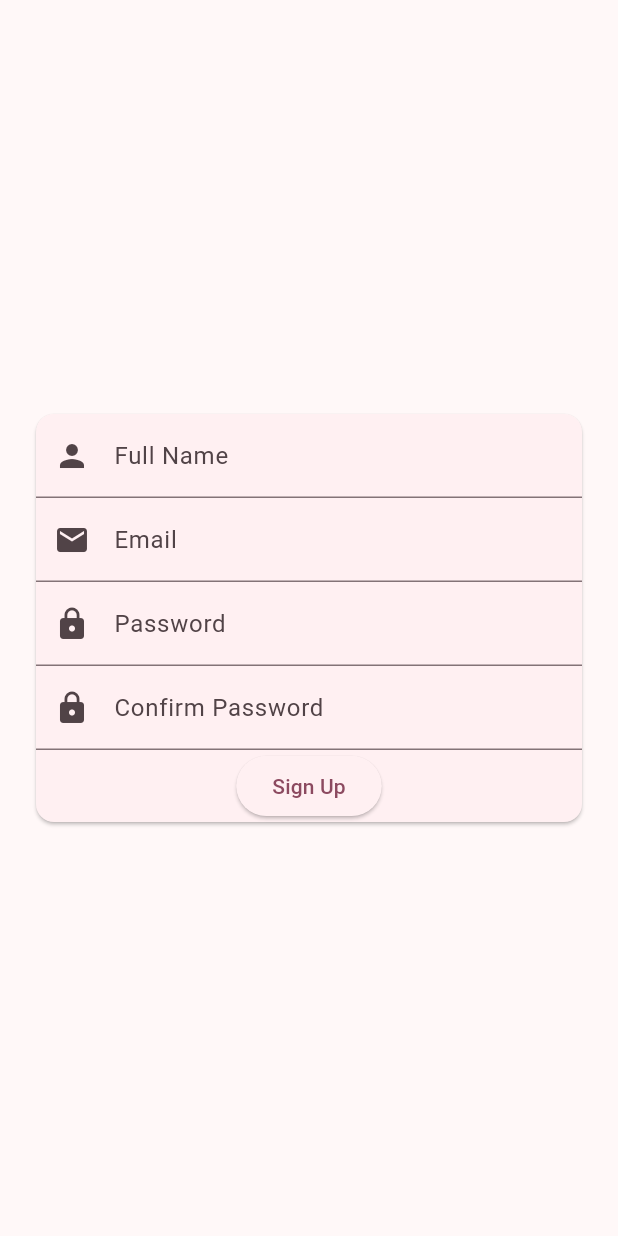
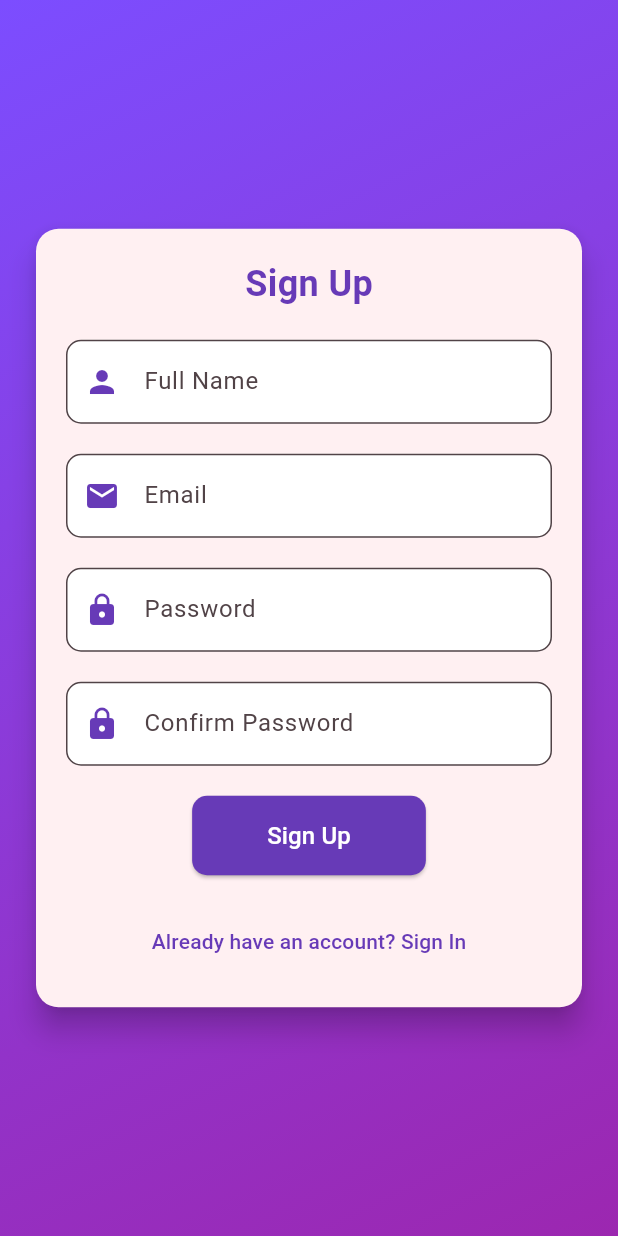
Before and after one commit to AfraKizar08/Vocal-App, a Flutter app: the SignupPage screen opened directly, on a phone screen of 412 x 824 dp. Run offline on Flutter 3.47's test engine with Material 3 defaults, Android fonts, the phone set to English and light mode, and no system bars; our stand-ins replace audioplayers, file_picker, firebase_auth, firebase_core, flutter_riverpod; accounts and stored records are empty; network calls fail.

```diff
--- a/lib/main.dart
+++ b/lib/main.dart
@@ -4,7 +4,7 @@ import 'pages/profile_page.dart';
 import 'pages/search_page.dart';
 import 'pages/upload_page.dart';
 import 'pages/playlist_page.dart';
-import 'pages/login_page.dart'; // Import the login page
+import 'pages/signup_page.dart'; // Import the login page
 import 'package:firebase_core/firebase_core.dart';
 
 void main() async {
@@ -35,7 +35,7 @@ class VocalsOnlyMusicApp extends StatelessWidget {
           foregroundColor: Colors.white,
         ),
       ),
-      home: LoginPage(), // Set the login page as the initial screen
+      home: SignupPage(), // Set the login page as the initial screen
       debugShowCheckedModeBanner: false,
     );
   }
--- a/lib/pages/signup_page.dart
+++ b/lib/pages/signup_page.dart
@@ -1,73 +1,151 @@
+import 'package:flutter/material.dart';
 import 'package:firebase_auth/firebase_auth.dart';
-import 'package:flutter/material.dart';
-import '../main.dart';
+import 'login_page.dart'; // Import LoginPage
+import '../main.dart'; // Import MainScreen for navigation after signup
 
 class SignupPage extends StatelessWidget {
-  final TextEditingController nameController = TextEditingController();
-  final TextEditingController emailController = TextEditingController();
-  final TextEditingController passwordController = TextEditingController();
-  final TextEditingController confirmPasswordController = TextEditingController();
+  const SignupPage({Key? key}) : super(key: key);
 
   @override
   Widget build(BuildContext context) {
-    return Scaffold(
-      body: Center(
-        child: Padding(
-          padding: const EdgeInsets.all(20.0),
-          child: Card(
-            child: Column(
-              mainAxisSize: MainAxisSize.min,
-              children: [
-                _buildTextField(
-                  label: 'Full Name',
-                  controller: nameController,
-                  icon: Icons.person,
-                  obscureText: false,
+    final fullNameController = TextEditingController();
+    final emailController = TextEditingController();
+    final passwordController = TextEditingController();
+    final confirmPasswordController = TextEditingController();
+
+    void signUp() async {
+      if (passwordController.text != confirmPasswordController.text) {
+        showDialog(
+          context: context,
+          builder: (context) => AlertDialog(
+            title: const Text('Error'),
+            content: const Text('Passwords do not match.'),
+            actions: [
+              TextButton(
+                onPressed: () => Navigator.pop(context),
+                child: const Text('OK'),
               ),
-                _buildTextField(
-                  label: 'Email',
-                  controller: emailController,
-                  icon: Icons.email,
-                  obscureText: false,
+            ],
           ),
-                _buildTextField(
-                  label: 'Password',
-                  controller: passwordController,
-                  icon: Icons.lock,
-                  obscureText: true,
-                ),
-                _buildTextField(
-                  label: 'Confirm Password',
-                  controller: confirmPasswordController,
-                  icon: Icons.lock,
-                  obscureText: true,
-                ),
-                ElevatedButton(
-                  onPressed: () async {
-                    if (passwordController.text != confirmPasswordController.text) {
-                      ScaffoldMessenger.of(context).showSnackBar(
-                        SnackBar(content: Text('Passwords do not match')),
         );
         return;
       }
+
       try {
         await FirebaseAuth.instance.createUserWithEmailAndPassword(
-                        email: emailController.text,
-                        password: passwordController.text,
+          email: emailController.text.trim(),
+          password: passwordController.text.trim(),
         );
         Navigator.pushReplacement(
           context,
           MaterialPageRoute(builder: (context) => const MainScreen()),
         );
       } catch (e) {
-                      ScaffoldMessenger.of(context).showSnackBar(SnackBar(
-                        content: Text('Signup failed: $e'),
-                      ));
-                    }
-                  },
-                  child: const Text('Sign Up'),
+        showDialog(
+          context: context,
+          builder: (context) => AlertDialog(
+            title: const Text('Signup Error'),
+            content: Text(e.toString()),
+            actions: [
+              TextButton(
+                onPressed: () => Navigator.pop(context),
+                child: const Text('OK'),
               ),
             ],
+          ),
+        );
+      }
+    }
+
+    return Scaffold(
+      body: Container(
+        decoration: BoxDecoration(
+          gradient: LinearGradient(
+            colors: [Colors.deepPurpleAccent, Colors.purple],
+            begin: Alignment.topLeft,
+            end: Alignment.bottomRight,
+          ),
+        ),
+        child: Center(
+          child: SingleChildScrollView(
+            padding: const EdgeInsets.all(20.0),
+            child: Card(
+              elevation: 8,
+              shape: RoundedRectangleBorder(
+                borderRadius: BorderRadius.circular(15),
+              ),
+              child: Padding(
+                padding: const EdgeInsets.all(20.0),
+                child: Column(
+                  mainAxisSize: MainAxisSize.min,
+                  children: [
+                    const Text(
+                      'Sign Up',
+                      style: TextStyle(
+                        fontSize: 24,
+                        fontWeight: FontWeight.bold,
+                        color: Colors.deepPurple,
+                      ),
+                    ),
+                    const SizedBox(height: 20),
+                    _buildTextField(
+                      label: 'Full Name',
+                      icon: Icons.person,
+                      obscureText: false,
+                      controller: fullNameController,
+                    ),
+                    const SizedBox(height: 20),
+                    _buildTextField(
+                      label: 'Email',
+                      icon: Icons.email,
+                      obscureText: false,
+                      controller: emailController,
+                    ),
+                    const SizedBox(height: 20),
+                    _buildTextField(
+                      label: 'Password',
+                      icon: Icons.lock,
+                      obscureText: true,
+                      controller: passwordController,
+                    ),
+                    const SizedBox(height: 20),
+                    _buildTextField(
+                      label: 'Confirm Password',
+                      icon: Icons.lock,
+                      obscureText: true,
+                      controller: confirmPasswordController,
+                    ),
+                    const SizedBox(height: 20),
+                    ElevatedButton(
+                      onPressed: signUp,
+                      style: ElevatedButton.styleFrom(
+                        backgroundColor: Colors.deepPurple,
+                        padding: const EdgeInsets.symmetric(horizontal: 50, vertical: 15),
+                        shape: RoundedRectangleBorder(
+                          borderRadius: BorderRadius.circular(10),
+                        ),
+                      ),
+                      child: const Text(
+                        'Sign Up',
+                        style: TextStyle(fontSize: 16, color: Colors.white),
+                      ),
+                    ),
+                    const SizedBox(height: 20),
+                    TextButton(
+                      onPressed: () {
+                        Navigator.push(
+                          context,
+                          MaterialPageRoute(builder: (context) => const LoginPage()),
+                        );
+                      },
+                      child: const Text(
+                        "Already have an account? Sign In",
+                        style: TextStyle(color: Colors.deepPurple),
+                      ),
+                    ),
+                  ],
+                ),
+              ),
             ),
           ),
         ),
@@ -77,16 +155,21 @@ class SignupPage extends StatelessWidget {
 
   Widget _buildTextField({
     required String label,
-    required TextEditingController controller,
     required IconData icon,
     required bool obscureText,
+    required TextEditingController controller,
   }) {
     return TextField(
       controller: controller,
       obscureText: obscureText,
       decoration: InputDecoration(
         labelText: label,
-        prefixIcon: Icon(icon),
+        prefixIcon: Icon(icon, color: Colors.deepPurple),
+        border: OutlineInputBorder(
+          borderRadius: BorderRadius.circular(10),
+        ),
+        filled: true,
+        fillColor: Colors.white,
       ),
     );
   }
```
Also changed, not shown: lib/pages/login_page.dart (+105 -35 lines), 2 other files. Lines whose indentation alone changed are shown as unchanged.
